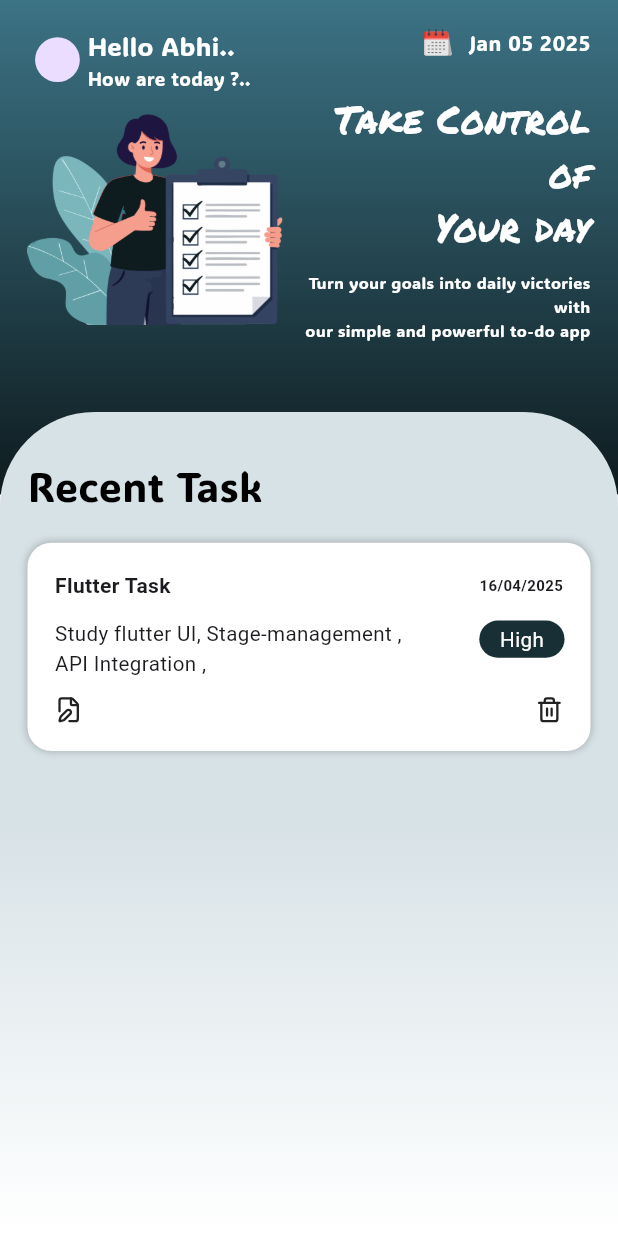
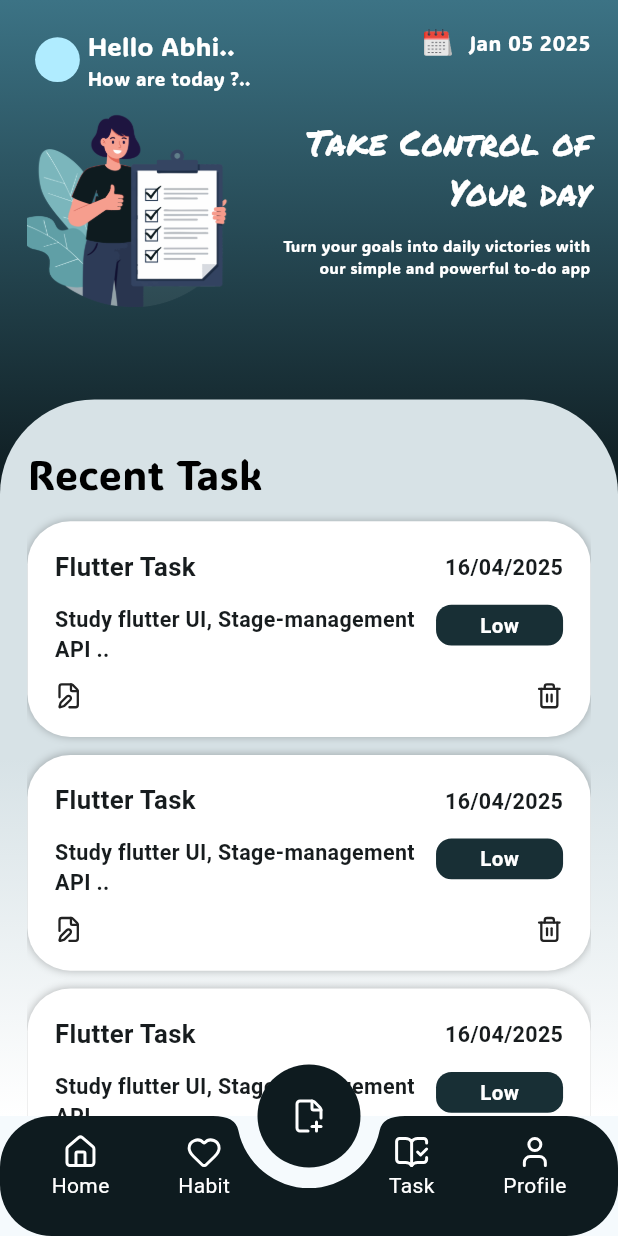
Before and after one commit to Abhijith792001/todo_app, a Flutter app: the screen it shows after launch, on a phone screen of 412 x 824 dp. Run offline on Flutter 3.47's test engine with Material 3 defaults, Android fonts, the light colour scheme and no system bars; our stand-ins replace dio, flutter_screenutil, get, lucide_icons.

Commit message:
complete ui is done and bottam bar is doneee

```diff
--- a/lib/controller/todo_controller.dart
+++ b/lib/controller/todo_controller.dart
@@ -13,6 +13,8 @@ class TodoController extends GetxController {
     getData();
     super.onInit();
   }
+
+
 
   Future getData() async {
     final response = await dio.get('http://192.168.151.127:3000/api/todos');
@@ -33,3 +35,11 @@ class TodoController extends GetxController {
 
   }
 }
+
+
+class NavigationController extends GetxController{
+  var currentIndex =0.obs;
+  void changeIndex(int index){
+    currentIndex.value = index;
+  }
+}
--- a/lib/main.dart
+++ b/lib/main.dart
@@ -19,8 +19,12 @@ class MyApp extends StatelessWidget {
       // Use builder only if you need to use library outside ScreenUtilInit context
       builder: (_ , child) {
         return GetMaterialApp(
+          theme: ThemeData(
+           colorScheme: ColorScheme.fromSeed(seedColor: Color(0xFF0E1B1F),)
+          ),
           debugShowCheckedModeBanner: false,
           home: HomeScreen(),
+
         );
       }
     );
--- /dev/null
+++ b/lib/view/habbit_screen.dart
@@ -0,0 +1,10 @@
+import 'package:flutter/material.dart';
+
+class HabbitScreen extends StatelessWidget {
+  const HabbitScreen({super.key});
+
+  @override
+  Widget build(BuildContext context) {
+    return Scaffold();
+  }
+}
--- a/lib/view/home_screen.dart
+++ b/lib/view/home_screen.dart
@@ -42,7 +42,7 @@ import 'package:todo/model/todo_model.dart';
 // }
 
 class HomeScreen extends StatelessWidget {
-  const HomeScreen({super.key});
+  HomeScreen({super.key});
 
   @override
   Widget build(BuildContext context) {
@@ -123,7 +123,7 @@ class HomeScreen extends StatelessWidget {
                             child: Image.asset(
                               'assets/images/bg-img.png',
                               height: 120.h,
-                              width: 160.w,
+                              width: 120.w,
                               fit: BoxFit.cover,
                             ),
                           ),
@@ -139,7 +139,7 @@ class HomeScreen extends StatelessWidget {
                                     'Take Control of \nYour day',
                                     textAlign: TextAlign.right,
                                     style: TextStyle(
-                                      fontSize: 22.sp,
+                                      fontSize: 20.sp,
                                       fontFamily: 'PermanentMarker',
                                       color: Colors.white,
                                     ),
@@ -150,7 +150,7 @@ class HomeScreen extends StatelessWidget {
                                     style: TextStyle(
                                       fontFamily: 'ADLaM',
                                       color: Colors.white,
-                                      fontSize: 9.5.sp,
+                                      fontSize: 9.sp,
                                     ),
                                   ),
                                 ],
@@ -168,9 +168,9 @@ class HomeScreen extends StatelessWidget {
           Positioned(
             bottom: 0,
             child: Container(
-              padding: EdgeInsets.all(16.sp),
+              padding: EdgeInsets.only(top: 16.sp, left: 16.sp, right: 16.sp),
               width: Get.width,
-              height: 460.h,
+              height: 400.h,
               decoration: BoxDecoration(
                 borderRadius: BorderRadius.only(
                   topLeft: Radius.circular(55.sp),
@@ -196,12 +196,19 @@ class HomeScreen extends StatelessWidget {
                       ),
                     ),
                   ),
-                  Container(
-                    margin: EdgeInsets.only(top: 15.h),
+                  Expanded(
+                    child: ListView.builder(
+                      itemCount: 20,
+                      padding: EdgeInsets.zero,
+                      itemBuilder: (BuildContext context, int index) {
+                        return Container(
+                          margin: EdgeInsets.only(top: 10.h),
                           width: Get.width,
                           padding: EdgeInsets.all(16.sp),
                           decoration: BoxDecoration(
-                      borderRadius: BorderRadius.all(Radius.circular(16)),
+                            borderRadius: BorderRadius.all(
+                              Radius.circular(25.sp),
+                            ),
                             color: Colors.white,
                             boxShadow: [
                               BoxShadow(
@@ -215,50 +222,65 @@ class HomeScreen extends StatelessWidget {
                           child: Column(
                             children: [
                               Row(
-                          mainAxisAlignment: MainAxisAlignment.spaceBetween,
+                                mainAxisAlignment:
+                                    MainAxisAlignment.spaceBetween,
                                 children: [
                                   Text(
                                     'Flutter Task',
-                              style: TextStyle(fontWeight: FontWeight.w600),
+                                    style: TextStyle(
+                                      fontWeight: FontWeight.w600,
+                                      fontSize: 15.sp,
+                                    ),
                                   ),
                                   Text(
                                     '16/04/2025',
                                     style: TextStyle(
-                                fontSize: 10,
+                                      fontSize: 12.5.sp,
                                       fontWeight: FontWeight.w600,
                                     ),
                                   ),
                                 ],
                               ),
                               Row(
-                          mainAxisAlignment: MainAxisAlignment.spaceBetween,
+                                mainAxisAlignment:
+                                    MainAxisAlignment.spaceBetween,
                                 children: [
-                            Container(
+                                  Expanded(
+                                    flex: 3,
+                                    child: Container(
                                       margin: EdgeInsets.only(top: 10.h),
                                       // color: Colors.amber,
-                              width: Get.width * .6.sp,
+                                      width: 230.w,
                                       child: Text(
-                                'Study flutter UI, Stage-management ,\nAPI Integration ,',
-                                style: TextStyle(fontSize: 12.sp),
+                                        'Study flutter UI, Stage-management API .. ',
+                                        style: TextStyle(
+                                          fontSize: 12.5.sp,
+                                          fontWeight: FontWeight.w600,
                                         ),
                                       ),
-                            Container(
+                                    ),
+                                  ),
+                                  Expanded(
+                                    child: Container(
+                                      alignment: Alignment.center,
                                       decoration: BoxDecoration(
                                         color: Color.fromRGBO(24, 47, 53, 1),
                                         borderRadius: BorderRadius.all(
-                                  Radius.circular(16.sp),
+                                          Radius.circular(9.sp),
                                         ),
                                       ),
                                       padding: EdgeInsets.symmetric(
-                                vertical: 2.h,
-                                horizontal: 12.w,
+                                        vertical: 3.h,
+                                        horizontal: 0.w,
                                       ),
 
                                       child: Text(
-                                'High',
+                                        'Low',
                                         style: TextStyle(
                                           color: Colors.white,
                                           fontSize: 12.sp,
+                                          fontWeight: FontWeight.w600,
+                                        ),
                                       ),
                                     ),
                                   ),
@@ -267,7 +289,8 @@ class HomeScreen extends StatelessWidget {
                               Padding(
                                 padding: EdgeInsets.only(top: 10.h),
                                 child: Row(
-                            mainAxisAlignment: MainAxisAlignment.spaceBetween,
+                                  mainAxisAlignment:
+                                      MainAxisAlignment.spaceBetween,
                                   children: [
                                     Icon(LucideIcons.fileEdit, size: 16.sp),
                                     Icon(LucideIcons.trash2, size: 16.sp),
@@ -276,6 +299,9 @@ class HomeScreen extends StatelessWidget {
                               ),
                             ],
                           ),
+                        );
+                      },
+                    ),
                   ),
                 ],
               ),
@@ -283,6 +309,62 @@ class HomeScreen extends StatelessWidget {
           ),
         ],
       ),
+      floatingActionButton: CircleAvatar(
+        radius: 30.sp,
+        child: Icon(LucideIcons.filePlus2, color: Colors.white),
+        backgroundColor: Color(0xFF0E1B1F),
+      ),
+      floatingActionButtonLocation: FloatingActionButtonLocation.centerDocked,
+      bottomNavigationBar: ClipRRect(
+        borderRadius: BorderRadius.all(Radius.circular(30.sp)),
+        child: BottomAppBar(
+          color: Color(0xFF0E1B1F),
+          shape: CircularNotchedRectangle(),
+          notchMargin: 12.0.sp,
+          child: Padding(
+            padding: EdgeInsets.symmetric(horizontal: 16.w),
+            child: Row(
+              mainAxisAlignment: MainAxisAlignment.spaceBetween,
+              children: [
+                Row(
+                  spacing: 40.sp,
+                  children: [
+                    Column(
+                      children: [
+                        Icon(LucideIcons.home, color: Colors.white),
+                        Text('Home', style: TextStyle(color: Colors.white)),
+                      ],
+                    ),
+                    Column(
+                      children: [
+                        Icon(LucideIcons.heart, color: Colors.white),
+                        Text('Habit', style: TextStyle(color: Colors.white)),
+                      ],
+                    ),
+                  ],
+                ),
+                Row(
+                  spacing: 40.sp,
+                  children: [
+                    Column(
+                      children: [
+                        Icon(LucideIcons.bookOpenCheck, color: Colors.white),
+                        Text('Task', style: TextStyle(color: Colors.white)),
+                      ],
+                    ),
+                    Column(
+                      children: [
+                        Icon(LucideIcons.user, color: Colors.white),
+                        Text('Profile', style: TextStyle(color: Colors.white)),
+                      ],
+                    ),
+                  ],
+                ),
+              ],
+            ),
+          ),
+        ),
+      ),
     );
   }
 }
```
Lines whose indentation alone changed are shown as unchanged.
